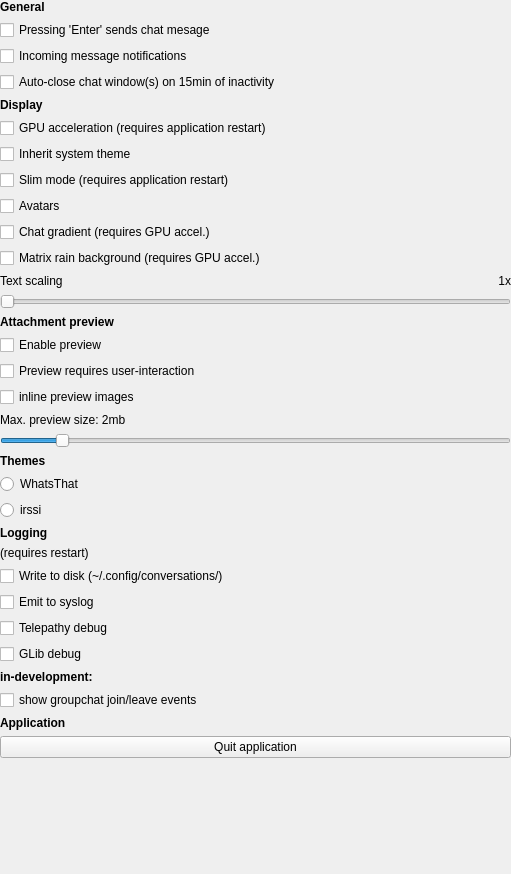
Before: the Qt Designer form src/settingswidget.ui in maemo-leste/conversations, drawn with Qt 5.
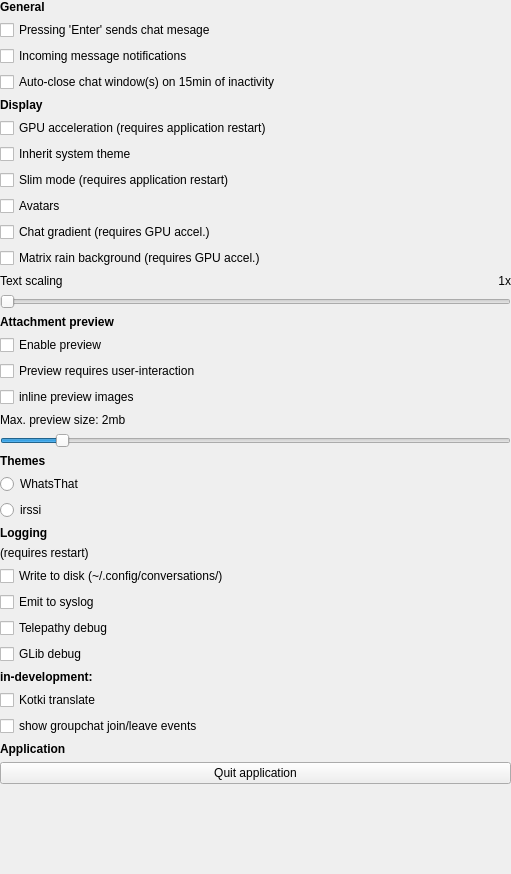
After: the same form once the commit is applied.

Commit message: kotki translations

Patch:
```diff
--- a/src/settingswidget.ui
+++ b/src/settingswidget.ui
@@ -52,7 +52,7 @@
         <x>0</x>
         <y>0</y>
         <width>511</width>
-        <height>874</height>
+        <height>885</height>
        </rect>
       </property>
       <layout class="QVBoxLayout" name="verticalLayout">
@@ -363,6 +363,13 @@
          </property>
         </widget>
        </item>
+       <item>
+        <widget class="QCheckBox" name="checkBox_enableKotki">
+         <property name="text">
+          <string>Kotki translate</string>
+         </property>
+        </widget>
+       </item>
        <item>
         <widget class="QCheckBox" name="checkBox_enableDisplayGroupchatJoinLeave">
          <property name="text">
```
The commit also changes 15 other files.
